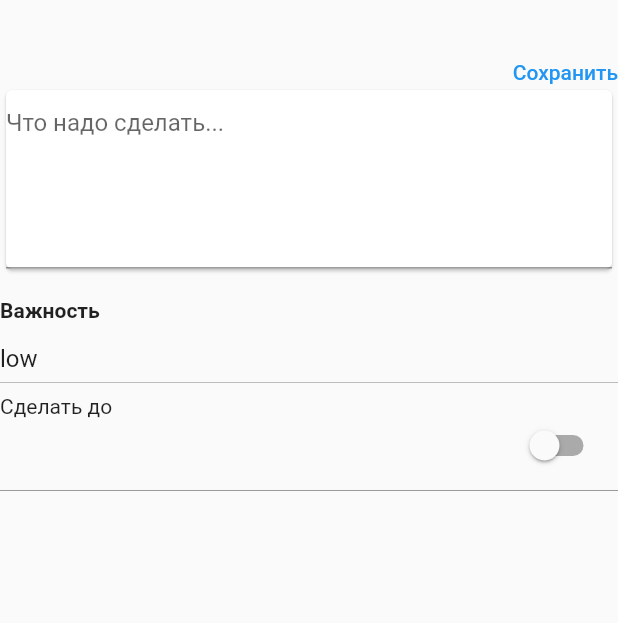
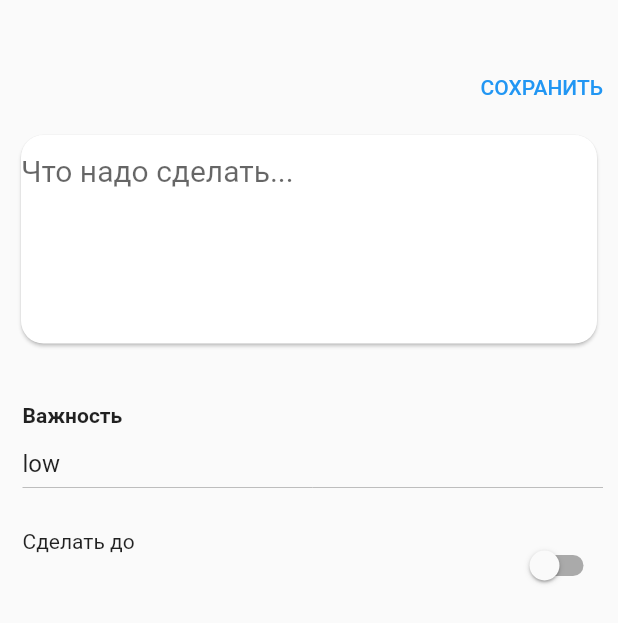
Before and after one commit to hensybex/to_do_app, a Flutter app: the screen it shows after launch, after a tap on the "add" icon, on a phone screen of 412 x 824 dp. Shown: the top 623 px of the screen. Run offline on Flutter 3.47's test engine with Material 2 defaults, Android fonts, the phone set to English and light mode, and no system bars; our stand-ins replace freezed_annotation; generated files the repository leaves out were written again; network calls fail.

Commit message:
fixed some layout errors. Prbly final commit for now, laid too little time, phase 2 gonna be better!

```diff
--- a/lib/main.dart
+++ b/lib/main.dart
@@ -3,17 +3,10 @@ import 'package:flutter/material.dart';
 import 'logger.dart';
 import 'error_handler.dart';
 import 'package:flutter_localizations/flutter_localizations.dart';
-import 'model/task.dart';
-import 'network/api.dart';
-import 'network/dio_factory.dart';
 import 's.dart';
 import 'dart:async';
-import 'package:url_launcher/url_launcher.dart';
-import 'package:flutter/services.dart';
-import 'package:to_do_app/services/sidebar.dart';
 import 'package:to_do_app/pages/task_screen.dart';
 import 'package:to_do_app/pages/home_screen.dart';
-import 'package:to_do_app/pages/test_screen.dart';
 
 void main() {
   runZonedGuarded(() {
@@ -33,8 +26,6 @@ class App extends StatefulWidget {
 }
 
 class _AppState extends State<App> {
-  //final _dio = DioFactory.create();
-  //late final _api = Api(_dio);
   late Future<List<dynamic>> _PersonsFuture;
   StreamController<int>? _currentBytesReceivedStreamController;
 
@@ -42,40 +33,10 @@ class _AppState extends State<App> {
   var _locale = S.en;
 
   @override
-  /*void initState() {
-    super.initState();
-    _loadItems();
-  }
-
-  void _loadItems() {
-    logger.info("HelloWorld");
-    _currentBytesReceivedStreamController?.close();
-    final streamController = StreamController<int>();
-    _PersonsFuture = _api.getTasks(
-      progressCallback: (current, total) {
-        streamController.add(current);
-      },
-    );
-    print(_currentBytesReceivedStreamController);
-    _currentBytesReceivedStreamController = streamController;
-  }
-
-  Future<void> _refresh() {
-    _loadItems();
-    setState(() {});
-    return _PersonsFuture;
-  }
-
-  @override
-  void dispose() {
-    _dio.close();
-    super.dispose();
-  }*/
-
   @override
   Widget build(BuildContext context) => MaterialApp(
         localizationsDelegates: const [
-          //AppLocalizations.delegate,
+          AppLocalizations.delegate,
           GlobalMaterialLocalizations.delegate,
           GlobalWidgetsLocalizations.delegate,
           GlobalCupertinoLocalizations.delegate,
@@ -85,7 +46,6 @@ class _AppState extends State<App> {
         initialRoute: './home',
         routes: {
           './home': ((context) => HomeScreen()),
-          './test': ((context) => TestScreen()),
           './task': ((context) => TaskScreen())
         },
       );
--- a/lib/pages/home_screen.dart
+++ b/lib/pages/home_screen.dart
@@ -62,19 +62,27 @@ class _HomeScreenState extends State<HomeScreen> {
   @override
   Widget build(BuildContext context) {
     return Scaffold(
+      backgroundColor: Color(0xFFF7F6F2),
       drawer: SideBarWidget(),
       body: FutureBuilder<List<Task>>(
         future: _TasksListFuture,
         builder: (context, snapshot) {
           if (snapshot.hasData) {
             final items = snapshot.requireData;
-            return SingleChildScrollView(
+            return Padding(
+              padding: const EdgeInsets.fromLTRB(5, 20, 5, 0),
+              child: Card(
+                color: Color(0xFFFFFFFF),
+                child: SingleChildScrollView(
                   padding: EdgeInsets.only(top: 40),
                   physics: ScrollPhysics(),
                   child: Column(
                     mainAxisAlignment: MainAxisAlignment.spaceAround,
                     children: [
-                  Text('Hello'),
+                      Text(
+                        'Мои дела',
+                        style: TextStyle(fontSize: 32),
+                      ),
                       ListView.builder(
                         physics: NeverScrollableScrollPhysics(),
                         shrinkWrap: true,
@@ -85,6 +93,8 @@ class _HomeScreenState extends State<HomeScreen> {
                         },
                       ),
                     ],
+                  ),
+                ),
               ),
             );
             //return Text(snapshot.data!.text);
--- a/lib/pages/task_screen.dart
+++ b/lib/pages/task_screen.dart
@@ -28,6 +28,7 @@ class _TaskScreenState extends State<TaskScreen> {
   DateTime selectedDate = DateTime.now();
   DateTime? gameDateTime;
   final TextEditingController _dateController = TextEditingController();
+  final TextEditingController _dateTextController = TextEditingController();
   final TextEditingController _textController = TextEditingController();
 
   @override
@@ -60,6 +61,8 @@ class _TaskScreenState extends State<TaskScreen> {
       setState(() {
         selectedDate = picked;
         _dateController.text = DateFormat.yMd().format(selectedDate);
+        _dateTextController.text =
+            DateFormat.yMMMMd('ru').format(selectedDate).toString();
       });
     }
   }
@@ -80,7 +83,12 @@ class _TaskScreenState extends State<TaskScreen> {
                 submit();
                 //Navigator.pop(context);
               },
-              child: Text('Сохранить'),
+              child: Container(
+                padding: EdgeInsets.fromLTRB(10, 10, 10, 10),
+                child: Text(
+                  'СОХРАНИТЬ',
+                ),
+              ),
             ),
             Form(
               key: _formKey,
@@ -88,23 +96,40 @@ class _TaskScreenState extends State<TaskScreen> {
                 mainAxisAlignment: MainAxisAlignment.start,
                 crossAxisAlignment: CrossAxisAlignment.stretch,
                 children: [
-                  Card(
+                  Container(
+                    padding: EdgeInsets.fromLTRB(10, 10, 10, 10),
+                    child: Card(
+                      shape: RoundedRectangleBorder(
+                        borderRadius: BorderRadius.circular(15.0),
+                      ),
                       child: TextField(
+                        style: TextStyle(fontSize: 20),
                         minLines: 5,
                         controller: _textController,
                         decoration: const InputDecoration(
+                          border: InputBorder.none,
+                          focusedBorder: InputBorder.none,
+                          enabledBorder: InputBorder.none,
+                          errorBorder: InputBorder.none,
+                          disabledBorder: InputBorder.none,
                           hintText: 'Что надо сделать...',
                         ),
                         maxLines: null,
                         keyboardType: TextInputType.multiline,
                       ),
                     ),
+                  ),
                   const SizedBox(
                     height: 16,
                   ),
-                  Text('Важность',
+                  Container(
+                    padding: EdgeInsets.fromLTRB(15, 10, 10, 0),
+                    child: Text('Важность',
                         style: TextStyle(fontWeight: FontWeight.bold)),
-                  DropdownButton(
+                  ),
+                  Container(
+                    padding: EdgeInsets.fromLTRB(15, 0, 10, 10),
+                    child: DropdownButton(
                         icon: Visibility(
                             visible: false, child: Icon(Icons.arrow_downward)),
                         value: importanceValue,
@@ -123,18 +148,25 @@ class _TaskScreenState extends State<TaskScreen> {
                             importanceValue = newMenu;
                           });
                         }),
+                  ),
                   Stack(
                     children: [
                       Positioned(
                         child: Column(
                           crossAxisAlignment: CrossAxisAlignment.start,
                           children: [
-                            Text('Сделать до'),
-                            Opacity(
-                              opacity: _dateState ? 0 : 1,
+                            Container(
+                              padding: EdgeInsets.fromLTRB(15, 10, 10, 0),
+                              child: Text('Сделать до'),
+                            ),
+                            Container(
+                              padding: EdgeInsets.fromLTRB(15, 0, 10, 10),
+                              child: Opacity(
+                                opacity: _dateState ? 1 : 0,
                                 child: TextField(
-                                controller: _dateController,
+                                  controller: _dateTextController,
                                   enabled: false,
+                                ),
                               ),
                             ),
                           ],
```
Also changed, not shown: lib/network/api.dart (deleted, +0 -24 lines), lib/network/auth_interceptor.dart (deleted, +0 -25 lines), lib/network/dio_factory.dart (deleted, +0 -29 lines), lib/pages/test_screen.dart (deleted, +0 -102 lines), analysis_options.yaml (line endings or trailing spaces), pubspec.lock. Lines whose indentation alone changed are shown as unchanged.
